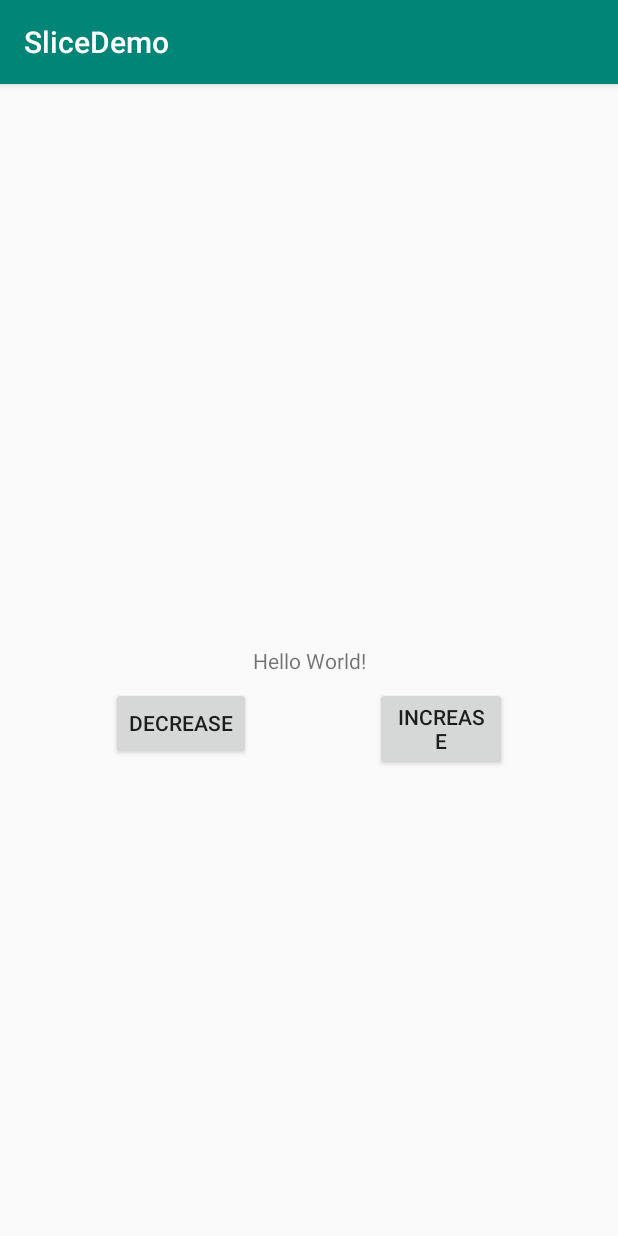
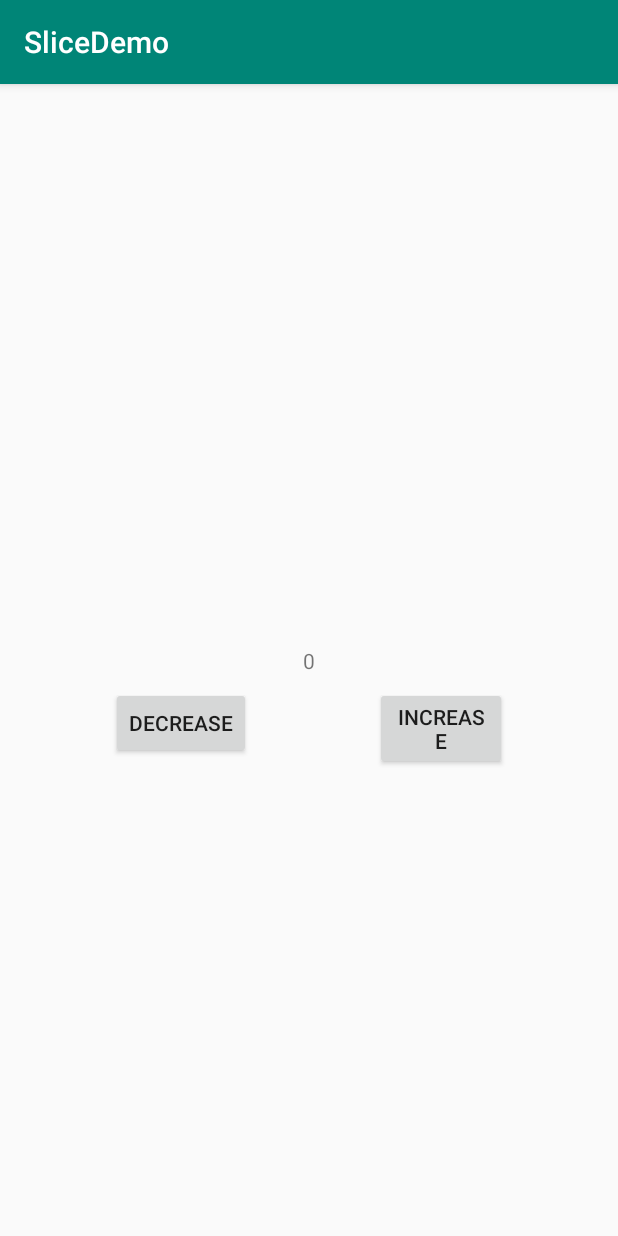
Before and after one commit to urvishjarvis1/jetpackdemo, an Android app: the screen it shows after launch (MainActivity), on a phone screen of 412 x 824 dp. Run offline under Robolectric (Android 15) with nearby library versions, the phone set to English and light mode, and no system bars.

Commit message:
- updated bug fix
Signed-off-by: urvish.rana <urvish.rana@volansystech.com>

```diff
--- a/SliceDemo/app/src/main/java/com/example/slicedemo/MainActivity.java
+++ b/SliceDemo/app/src/main/java/com/example/slicedemo/MainActivity.java
@@ -1,21 +1,26 @@
 package com.example.slicedemo;
-
-import androidx.appcompat.app.AppCompatActivity;
 
 import android.content.Context;
 import android.net.Uri;
 import android.os.Bundle;
+import android.os.PersistableBundle;
 import android.view.View;
 import android.widget.Button;
 import android.widget.TextView;
 
+import androidx.appcompat.app.AppCompatActivity;
+
 public class MainActivity extends AppCompatActivity {
     public static int mCount=0;
+    private TextView textView;
     @Override
     protected void onCreate(Bundle savedInstanceState) {
         super.onCreate(savedInstanceState);
         setContentView(R.layout.activity_main);
-        final TextView textView=findViewById(R.id.textView);
+        textView = findViewById(R.id.textView);
+        if (savedInstanceState != null)
+            textView.setText(Integer.toString(savedInstanceState.getInt("temp")));
+        else textView.setText(Integer.toString(mCount));
         ((Button)findViewById(R.id.plus)).setOnClickListener(new View.OnClickListener() {
             @Override
             public void onClick(View v) {
@@ -38,4 +43,10 @@ public class MainActivity extends AppCompatActivity {
             context.getContentResolver().notifyChange(uri,null);
         }
     }
+
+    @Override
+    public void onSaveInstanceState(Bundle outState, PersistableBundle outPersistentState) {
+        super.onSaveInstanceState(outState, outPersistentState);
+        outState.putInt("temp", mCount);
+    }
 }
--- a/SliceDemo/build.gradle
+++ b/SliceDemo/build.gradle
@@ -6,7 +6,7 @@ buildscript {
         jcenter()
     }
     dependencies {
-        classpath 'com.android.tools.build:gradle:3.3.0-alpha08'
+        classpath 'com.android.tools.build:gradle:3.3.1'
 
         // NOTE: Do not place your application dependencies here; they belong
         // in the individual module build.gradle files
```
Also changed, not shown: SliceDemo/gradle/wrapper/gradle-wrapper.properties.
